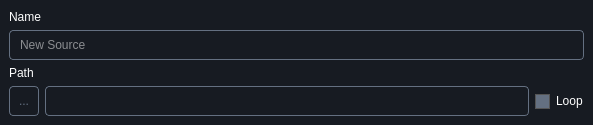
First picture: the form in pathpickerwidget.ui, repository drillarium/FrameFlow, before the edit.
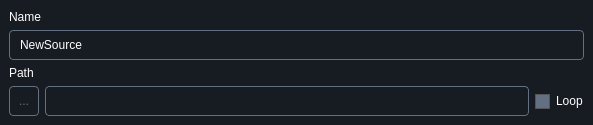
Second picture: the form after the edit.

What changed in the file:
```diff
--- a/pathpickerwidget.ui
+++ b/pathpickerwidget.ui
@@ -116,6 +116,9 @@
           <height>30</height>
          </size>
         </property>
+        <property name="text">
+         <string>NewSource</string>
+        </property>
         <property name="placeholderText">
          <string>New Source</string>
         </property>
```
